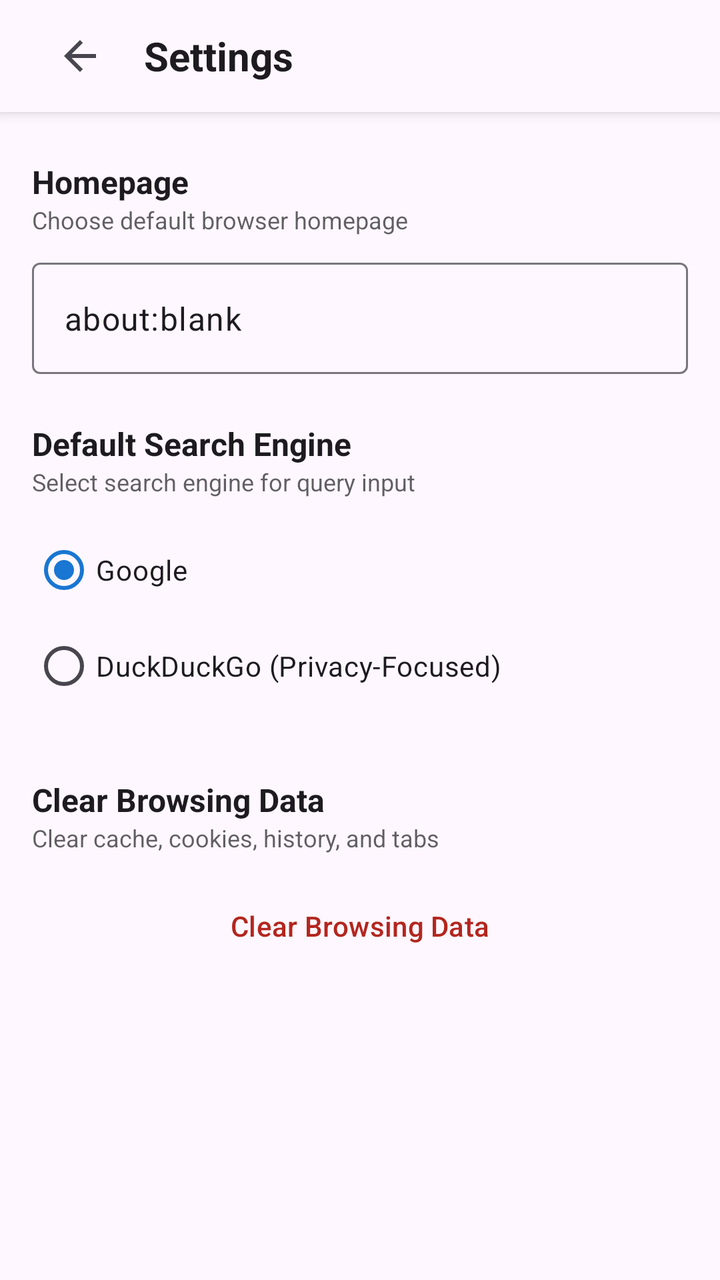
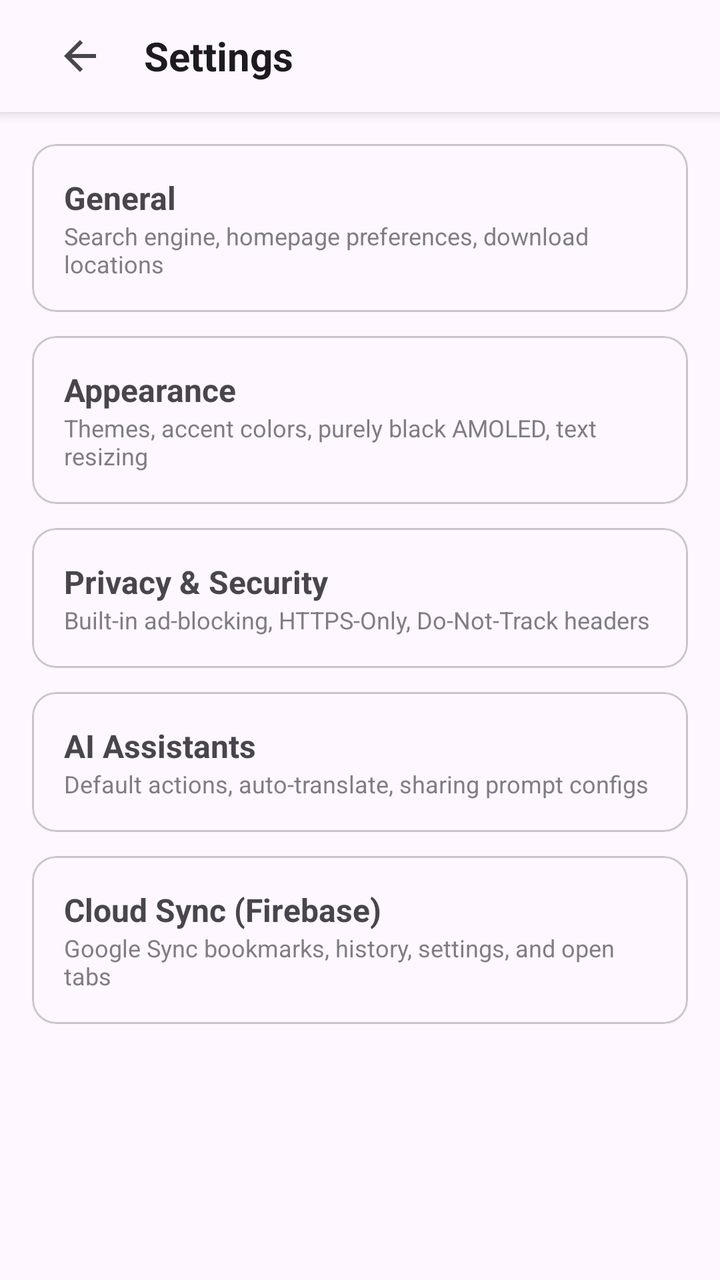

Screens rendered from an Android XML layout before and after an edit, with the pre-edit source and the edit as a unified diff.
<!-- AndroidManifest.xml: activity theme Theme.AIBrowser -->
<!-- res/layout/activity_settings.xml -->
<?xml version="1.0" encoding="utf-8"?>
<LinearLayout
    xmlns:android="http://schemas.android.com/apk/res/android"
    xmlns:app="http://schemas.android.com/apk/res-auto"
    android:layout_width="match_parent"
    android:layout_height="match_parent"
    android:orientation="vertical"
    android:background="?android:attr/colorBackground">

    
    <LinearLayout
        android:layout_width="match_parent"
        android:layout_height="56dp"
        android:orientation="horizontal"
        android:gravity="center_vertical"
        android:paddingHorizontal="16dp"
        android:background="?attr/colorSurface"
        android:elevation="4dp">

        <ImageButton
            android:id="@+id/btnBack"
            android:layout_width="48dp"
            android:layout_height="48dp"
            android:src="@drawable/ic_back"
            android:contentDescription="Back"
            android:background="?attr/selectableItemBackgroundBorderless" />

        <TextView
            android:layout_width="wrap_content"
            android:layout_height="wrap_content"
            android:text="@string/title_settings"
            android:textSize="20sp"
            android:textStyle="bold"
            android:layout_marginStart="8dp"
            android:textColor="?attr/colorOnSurface" />
    </LinearLayout>

    <ScrollView
        android:layout_width="match_parent"
        android:layout_height="match_parent"
        android:padding="16dp">

        <LinearLayout
            android:layout_width="match_parent"
            android:layout_height="wrap_content"
            android:orientation="vertical">

            
            <TextView
                android:layout_width="wrap_content"
                android:layout_height="wrap_content"
                android:text="@string/setting_homepage_title"
                android:textSize="16sp"
                android:textStyle="bold"
                android:textColor="?attr/colorOnBackground"
                android:layout_marginTop="8dp" />

            <TextView
                android:layout_width="wrap_content"
                android:layout_height="wrap_content"
                android:text="@string/setting_homepage_summary"
                android:textSize="12sp"
                android:textColor="?attr/colorOnBackground"
                android:alpha="0.7"
                android:layout_marginBottom="8dp" />

            <com.google.android.material.textfield.TextInputLayout
                style="@style/Widget.Material3.TextInputLayout.OutlinedBox"
                android:layout_width="match_parent"
                android:layout_height="wrap_content"
                android:layout_marginBottom="24dp">

                <com.google.android.material.textfield.TextInputEditText
                    android:id="@+id/homepageEditText"
                    android:layout_width="match_parent"
                    android:layout_height="wrap_content"
                    android:inputType="textUri"
                    android:text="about:blank" />
            </com.google.android.material.textfield.TextInputLayout>

            
            <TextView
                android:layout_width="wrap_content"
                android:layout_height="wrap_content"
                android:text="@string/setting_search_engine_title"
                android:textSize="16sp"
                android:textStyle="bold"
                android:textColor="?attr/colorOnBackground" />

            <TextView
                android:layout_width="wrap_content"
                android:layout_height="wrap_content"
                android:text="@string/setting_search_engine_summary"
                android:textSize="12sp"
                android:textColor="?attr/colorOnBackground"
                android:alpha="0.7"
                android:layout_marginBottom="12dp" />

            <RadioGroup
                android:id="@+id/searchEngineRadioGroup"
                android:layout_width="match_parent"
                android:layout_height="wrap_content"
                android:orientation="vertical"
                android:layout_marginBottom="32dp">

                <com.google.android.material.radiobutton.MaterialRadioButton
                    android:id="@+id/radioGoogle"
                    android:layout_width="match_parent"
                    android:layout_height="wrap_content"
                    android:text="Google"
                    android:checked="true" />

                <com.google.android.material.radiobutton.MaterialRadioButton
                    android:id="@+id/radioDuckDuckGo"
                    android:layout_width="match_parent"
                    android:layout_height="wrap_content"
                    android:text="DuckDuckGo (Privacy-Focused)" />
            </RadioGroup>

            
            <TextView
                android:layout_width="wrap_content"
                android:layout_height="wrap_content"
                android:text="@string/setting_clear_browsing_data_title"
                android:textSize="16sp"
                android:textStyle="bold"
                android:textColor="?attr/colorOnBackground" />

            <TextView
                android:layout_width="wrap_content"
                android:layout_height="wrap_content"
                android:text="@string/setting_clear_browsing_data_summary"
                android:textSize="12sp"
                android:textColor="?attr/colorOnBackground"
                android:alpha="0.7"
                android:layout_marginBottom="12dp" />

            <Button
                android:id="@+id/btnClearBrowsingData"
                style="@style/Widget.Material3.Button.TextButton"
                android:layout_width="match_parent"
                android:layout_height="wrap_content"
                android:text="@string/btn_clear_data"
                android:textColor="?attr/colorError"
                android:icon="@drawable/ic_close"
                android:iconTint="?attr/colorError" />

        </LinearLayout>
    </ScrollView>

</LinearLayout>
<!-- resources referenced by this layout -->
<resources>
  <!-- drawable ic_back (drawable) -->
  <vector xmlns:android="http://schemas.android.com/apk/res/android"
      android:width="24dp"
      android:height="24dp"
      android:viewportWidth="24"
      android:viewportHeight="24">
    <path
        android:fillColor="?attr/colorControlNormal"
        android:pathData="M20,11H7.83l5.59-5.59L12,4l-8,8l8,8l1.41-1.41L7.83,13H20V11z"/>
  </vector>
  <!-- drawable ic_close (drawable) -->
  <vector xmlns:android="http://schemas.android.com/apk/res/android"
      android:width="24dp"
      android:height="24dp"
      android:viewportWidth="24"
      android:viewportHeight="24">
    <path
        android:fillColor="?attr/colorControlNormal"
        android:pathData="M19,6.41L17.59,5L12,10.59L6.41,5L5,6.41L10.59,12L5,17.59L6.41,19L12,13.41L17.59,19L19,17.59L13.41,12L19,6.41z"/>
  </vector>
  <string name="btn_clear_data">Clear Browsing Data</string>
  <string name="setting_clear_browsing_data_summary">Clear cache, cookies, history, and tabs</string>
  <string name="setting_clear_browsing_data_title">Clear Browsing Data</string>
  <string name="setting_homepage_summary">Choose default browser homepage</string>
  <string name="setting_homepage_title">Homepage</string>
  <string name="setting_search_engine_summary">Select search engine for query input</string>
  <string name="setting_search_engine_title">Default Search Engine</string>
  <string name="title_settings">Settings</string>
  <style name="Theme.AIBrowser" parent="Theme.Material3.DayNight.NoActionBar">
          
          <item name="colorPrimary">@color/primary</item>
          <item name="colorOnPrimary">@color/on_primary</item>
          <item name="colorSecondary">@color/secondary</item>
          <item name="colorOnSecondary">@color/on_secondary</item>
          <item name="android:statusBarColor">@color/primary</item>
      </style>
  <color name="primary">#1976D2</color>
  <color name="on_primary">#FFFFFF</color>
  <color name="secondary">#388E3C</color>
  <color name="on_secondary">#FFFFFF</color>
</resources>

<!-- the commit's change to res/layout/activity_settings.xml (unified diff, before → after) -->
@@ -1,7 +1,6 @@
 <?xml version="1.0" encoding="utf-8"?>
 <LinearLayout
     xmlns:android="http://schemas.android.com/apk/res/android"
-    xmlns:app="http://schemas.android.com/apk/res-auto"
     android:layout_width="match_parent"
     android:layout_height="match_parent"
     android:orientation="vertical"
@@ -26,6 +25,7 @@
             android:background="?attr/selectableItemBackgroundBorderless" />
 
         <TextView
+            android:id="@+id/titleTextView"
             android:layout_width="wrap_content"
             android:layout_height="wrap_content"
             android:text="@string/title_settings"
@@ -35,117 +35,165 @@
             android:textColor="?attr/colorOnSurface" />
     </LinearLayout>
 
-    <ScrollView
+    <FrameLayout
+        android:id="@+id/settingsFragmentContainer"
         android:layout_width="match_parent"
-        android:layout_height="match_parent"
-        android:padding="16dp">
+        android:layout_height="match_parent">
 
-        <LinearLayout
+        
+        <ScrollView
+            android:id="@+id/settingsCategoryScrollView"
             android:layout_width="match_parent"
-            android:layout_height="wrap_content"
-            android:orientation="vertical">
+            android:layout_height="match_parent"
+            android:padding="16dp">
 
-            
-            <TextView
-                android:layout_width="wrap_content"
-                android:layout_height="wrap_content"
-                android:text="@string/setting_homepage_title"
-                android:textSize="16sp"
-                android:textStyle="bold"
-                android:textColor="?attr/colorOnBackground"
-                android:layout_marginTop="8dp" />
-
-            <TextView
-                android:layout_width="wrap_content"
-                android:layout_height="wrap_content"
-                android:text="@string/setting_homepage_summary"
-                android:textSize="12sp"
-                android:textColor="?attr/colorOnBackground"
-                android:alpha="0.7"
-                android:layout_marginBottom="8dp" />
-
-            <com.google.android.material.textfield.TextInputLayout
-                style="@style/Widget.Material3.TextInputLayout.OutlinedBox"
+            <LinearLayout
                 android:layout_width="match_parent"
                 android:layout_height="wrap_content"
-                android:layout_marginBottom="24dp">
+                android:orientation="vertical">
 
-                <com.google.android.material.textfield.TextInputEditText
-                    android:id="@+id/homepageEditText"
+                
+                <com.google.android.material.card.MaterialCardView
+                    android:id="@+id/cardGeneral"
                     android:layout_width="match_parent"
                     android:layout_height="wrap_content"
-                    android:inputType="textUri"
-                    android:text="about:blank" />
-            </com.google.android.material.textfield.TextInputLayout>
+                    android:layout_marginBottom="12dp"
+                    android:clickable="true"
+                    android:focusable="true">
+                    <LinearLayout
+                        android:layout_width="match_parent"
+                        android:layout_height="wrap_content"
+                        android:orientation="vertical"
+                        android:padding="16dp">
+                        <TextView
+                            android:layout_width="wrap_content"
+                            android:layout_height="wrap_content"
+                            android:text="General"
+                            android:textStyle="bold"
+                            android:textSize="16sp" />
+                        <TextView
+                            android:layout_width="wrap_content"
+                            android:layout_height="wrap_content"
+                            android:text="Search engine, homepage preferences, download locations"
+                            android:textSize="12sp"
+                            android:alpha="0.7" />
+                    </LinearLayout>
+                </com.google.android.material.card.MaterialCardView>
 
-            
-            <TextView
-                android:layout_width="wrap_content"
-                android:layout_height="wrap_content"
-                android:text="@string/setting_search_engine_title"
-                android:textSize="16sp"
-                android:textStyle="bold"
-                android:textColor="?attr/colorOnBackground" />
-
-            <TextView
-                android:layout_width="wrap_content"
-                android:layout_height="wrap_content"
-                android:text="@string/setting_search_engine_summary"
-                android:textSize="12sp"
-                android:textColor="?attr/colorOnBackground"
-                android:alpha="0.7"
-                android:layout_marginBottom="12dp" />
-
-            <RadioGroup
-                android:id="@+id/searchEngineRadioGroup"
-                android:layout_width="match_parent"
-                android:layout_height="wrap_content"
-                android:orientation="vertical"
-                android:layout_marginBottom="32dp">
-
-                <com.google.android.material.radiobutton.MaterialRadioButton
-                    android:id="@+id/radioGoogle"
+                
+                <com.google.android.material.card.MaterialCardView
+                    android:id="@+id/cardAppearance"
                     android:layout_width="match_parent"
                     android:layout_height="wrap_content"
-                    android:text="Google"
-                    android:checked="true" />
+                    android:layout_marginBottom="12dp"
+                    android:clickable="true"
+                    android:focusable="true">
+                    <LinearLayout
+                        android:layout_width="match_parent"
+                        android:layout_height="wrap_content"
+                        android:orientation="vertical"
+                        android:padding="16dp">
+                        <TextView
+                            android:layout_width="wrap_content"
+                            android:layout_height="wrap_content"
+                            android:text="Appearance"
+                            android:textStyle="bold"
+                            android:textSize="16sp" />
+                        <TextView
+                            android:layout_width="wrap_content"
+                            android:layout_height="wrap_content"
+                            android:text="Themes, accent colors, purely black AMOLED, text resizing"
+                            android:textSize="12sp"
+                            android:alpha="0.7" />
+                    </LinearLayout>
+                </com.google.android.material.card.MaterialCardView>
 
-                <com.google.android.material.radiobutton.MaterialRadioButton
-                    android:id="@+id/radioDuckDuckGo"
+                
+                <com.google.android.material.card.MaterialCardView
+                    android:id="@+id/cardPrivacy"
                     android:layout_width="match_parent"
                     android:layout_height="wrap_content"
-                    android:text="DuckDuckGo (Privacy-Focused)" />
-            </RadioGroup>
+                    android:layout_marginBottom="12dp"
+                    android:clickable="true"
+                    android:focusable="true">
+                    <LinearLayout
+                        android:layout_width="match_parent"
+                        android:layout_height="wrap_content"
+                        android:orientation="vertical"
+                        android:padding="16dp">
+                        <TextView
+                            android:layout_width="wrap_content"
+                            android:layout_height="wrap_content"
+                            android:text="Privacy &amp; Security"
+                            android:textStyle="bold"
+                            android:textSize="16sp" />
+                        <TextView
+                            android:layout_width="wrap_content"
+                            android:layout_height="wrap_content"
+                            android:text="Built-in ad-blocking, HTTPS-Only, Do-Not-Track headers"
+                            android:textSize="12sp"
+                            android:alpha="0.7" />
+                    </LinearLayout>
+                </com.google.android.material.card.MaterialCardView>
 
-            
-            <TextView
-                android:layout_width="wrap_content"
-                android:layout_height="wrap_content"
-                android:text="@string/setting_clear_browsing_data_title"
-                android:textSize="16sp"
-                android:textStyle="bold"
-                android:textColor="?attr/colorOnBackground" />
+                
+                <com.google.android.material.card.MaterialCardView
+                    android:id="@+id/cardAi"
+                    android:layout_width="match_parent"
+                    android:layout_height="wrap_content"
+                    android:layout_marginBottom="12dp"
+                    android:clickable="true"
+                    android:focusable="true">
+                    <LinearLayout
+                        android:layout_width="match_parent"
+                        android:layout_height="wrap_content"
+                        android:orientation="vertical"
+                        android:padding="16dp">
+                        <TextView
+                            android:layout_width="wrap_content"
+                            android:layout_height="wrap_content"
+                            android:text="AI Assistants"
+                            android:textStyle="bold"
+                            android:textSize="16sp" />
+                        <TextView
+                            android:layout_width="wrap_content"
+                            android:layout_height="wrap_content"
+                            android:text="Default actions, auto-translate, sharing prompt configs"
+                            android:textSize="12sp"
+                            android:alpha="0.7" />
+                    </LinearLayout>
+                </com.google.android.material.card.MaterialCardView>
 
-            <TextView
-                android:layout_width="wrap_content"
-                android:layout_height="wrap_content"
-                android:text="@string/setting_clear_browsing_data_summary"
-                android:textSize="12sp"
-                android:textColor="?attr/colorOnBackground"
-                android:alpha="0.7"
-                android:layout_marginBottom="12dp" />
+                
+                <com.google.android.material.card.MaterialCardView
+                    android:id="@+id/cardSync"
+                    android:layout_width="match_parent"
+                    android:layout_height="wrap_content"
+                    android:layout_marginBottom="12dp"
+                    android:clickable="true"
+                    android:focusable="true">
+                    <LinearLayout
+                        android:layout_width="match_parent"
+                        android:layout_height="wrap_content"
+                        android:orientation="vertical"
+                        android:padding="16dp">
+                        <TextView
+                            android:layout_width="wrap_content"
+                            android:layout_height="wrap_content"
+                            android:text="Cloud Sync (Firebase)"
+                            android:textStyle="bold"
+                            android:textSize="16sp" />
+                        <TextView
+                            android:layout_width="wrap_content"
+                            android:layout_height="wrap_content"
+                            android:text="Google Sync bookmarks, history, settings, and open tabs"
+                            android:textSize="12sp"
+                            android:alpha="0.7" />
+                    </LinearLayout>
+                </com.google.android.material.card.MaterialCardView>
 
-            <Button
-                android:id="@+id/btnClearBrowsingData"
-                style="@style/Widget.Material3.Button.TextButton"
-                android:layout_width="match_parent"
-                android:layout_height="wrap_content"
-                android:text="@string/btn_clear_data"
-                android:textColor="?attr/colorError"
-                android:icon="@drawable/ic_close"
-                android:iconTint="?attr/colorError" />
-
-        </LinearLayout>
-    </ScrollView>
+            </LinearLayout>
+        </ScrollView>
+    </FrameLayout>
 
 </LinearLayout>
<!-- resource entries referenced after the edit -->
@@ -10,26 +10,8 @@
         android:fillColor="?attr/colorControlNormal"
         android:pathData="M20,11H7.83l5.59-5.59L12,4l-8,8l8,8l1.41-1.41L7.83,13H20V11z"/>
   </vector>
-  <!-- drawable ic_close (drawable) -->
-  <vector xmlns:android="http://schemas.android.com/apk/res/android"
-      android:width="24dp"
-      android:height="24dp"
-      android:viewportWidth="24"
-      android:viewportHeight="24">
-    <path
-        android:fillColor="?attr/colorControlNormal"
-        android:pathData="M19,6.41L17.59,5L12,10.59L6.41,5L5,6.41L10.59,12L5,17.59L6.41,19L12,13.41L17.59,19L19,17.59L13.41,12L19,6.41z"/>
-  </vector>
-  <string name="btn_clear_data">Clear Browsing Data</string>
-  <string name="setting_clear_browsing_data_summary">Clear cache, cookies, history, and tabs</string>
-  <string name="setting_clear_browsing_data_title">Clear Browsing Data</string>
-  <string name="setting_homepage_summary">Choose default browser homepage</string>
-  <string name="setting_homepage_title">Homepage</string>
-  <string name="setting_search_engine_summary">Select search engine for query input</string>
-  <string name="setting_search_engine_title">Default Search Engine</string>
   <string name="title_settings">Settings</string>
   <style name="Theme.AIBrowser" parent="Theme.Material3.DayNight.NoActionBar">
-          
           <item name="colorPrimary">@color/primary</item>
           <item name="colorOnPrimary">@color/on_primary</item>
           <item name="colorSecondary">@color/secondary</item>
